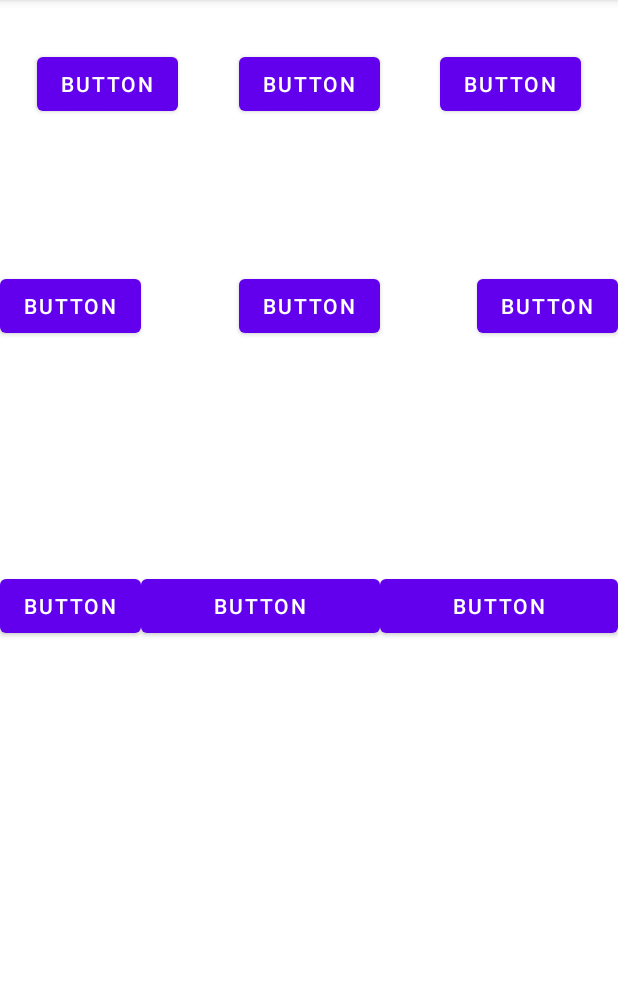
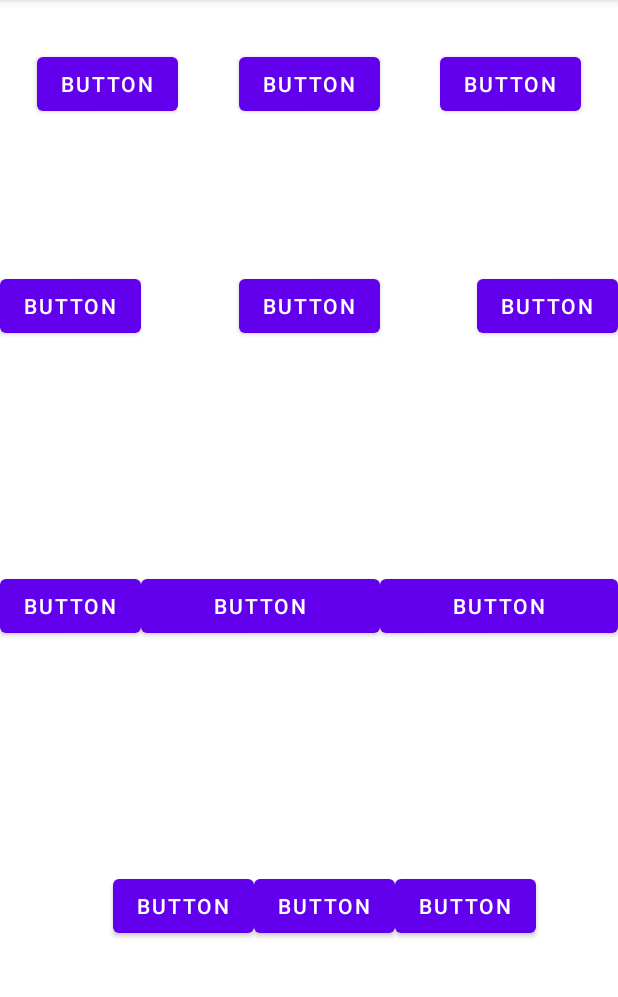
Before and after one commit to jalvarezbretana/Constrain, an Android app: the screen it shows after launch (MainActivity), on a phone screen of 412 x 824 dp, the part 84-1081 px from its top. Run offline under Robolectric (Android 15) with nearby library versions, the phone set to English and light mode, and no system bars.

Commit message:
1. Packed

```diff
--- a/app/src/main/res/layout/activity_main.xml
+++ b/app/src/main/res/layout/activity_main.xml
@@ -15,6 +15,7 @@
         android:layout_marginEnd="16dp"
         android:text="Button"
         app:layout_constraintEnd_toStartOf="@+id/button4"
+        app:layout_constraintHorizontal_chainStyle="spread"
         app:layout_constraintStart_toStartOf="parent"
         app:layout_constraintTop_toTopOf="parent" />
 
@@ -47,7 +48,10 @@
         android:layout_width="wrap_content"
         android:layout_height="wrap_content"
         android:layout_marginTop="180dp"
+        android:layout_marginEnd="16dp"
         android:text="Button"
+        app:layout_constraintEnd_toStartOf="@+id/button7"
+        app:layout_constraintHorizontal_chainStyle="spread_inside"
         app:layout_constraintStart_toStartOf="parent"
         app:layout_constraintTop_toTopOf="parent" />
 
@@ -55,7 +59,9 @@
         android:id="@+id/button7"
         android:layout_width="wrap_content"
         android:layout_height="wrap_content"
+        android:layout_marginStart="16dp"
         android:layout_marginTop="180dp"
+        android:layout_marginEnd="16dp"
         android:text="Button"
         app:layout_constraintEnd_toStartOf="@+id/button8"
         app:layout_constraintStart_toEndOf="@+id/button6"
@@ -65,9 +71,11 @@
         android:id="@+id/button8"
         android:layout_width="wrap_content"
         android:layout_height="wrap_content"
+        android:layout_marginStart="16dp"
         android:layout_marginTop="180dp"
         android:text="Button"
         app:layout_constraintEnd_toEndOf="parent"
+        app:layout_constraintStart_toEndOf="@+id/button7"
         app:layout_constraintTop_toTopOf="parent" />
 
     <Button
@@ -99,4 +107,37 @@
         app:layout_constraintBottom_toBottomOf="parent"
         app:layout_constraintEnd_toEndOf="parent"
         app:layout_constraintStart_toEndOf="@+id/button10" />
+
+    <Button
+        android:id="@+id/button12"
+        android:layout_width="wrap_content"
+        android:layout_height="wrap_content"
+        android:layout_marginStart="36dp"
+        android:layout_marginBottom="140dp"
+        android:text="Button"
+        app:layout_constraintBottom_toBottomOf="parent"
+        app:layout_constraintEnd_toStartOf="@+id/button13"
+        app:layout_constraintHorizontal_chainStyle="packed"
+        app:layout_constraintStart_toStartOf="parent" />
+
+    <Button
+        android:id="@+id/button13"
+        android:layout_width="wrap_content"
+        android:layout_height="wrap_content"
+        android:layout_marginBottom="140dp"
+        android:text="Button"
+        app:layout_constraintBottom_toBottomOf="parent"
+        app:layout_constraintEnd_toStartOf="@+id/button14"
+        app:layout_constraintStart_toEndOf="@+id/button12" />
+
+    <Button
+        android:id="@+id/button14"
+        android:layout_width="wrap_content"
+        android:layout_height="wrap_content"
+        android:layout_marginEnd="16dp"
+        android:layout_marginBottom="140dp"
+        android:text="Button"
+        app:layout_constraintBottom_toBottomOf="parent"
+        app:layout_constraintEnd_toEndOf="parent"
+        app:layout_constraintStart_toEndOf="@+id/button13" />
 </androidx.constraintlayout.widget.ConstraintLayout>
```
